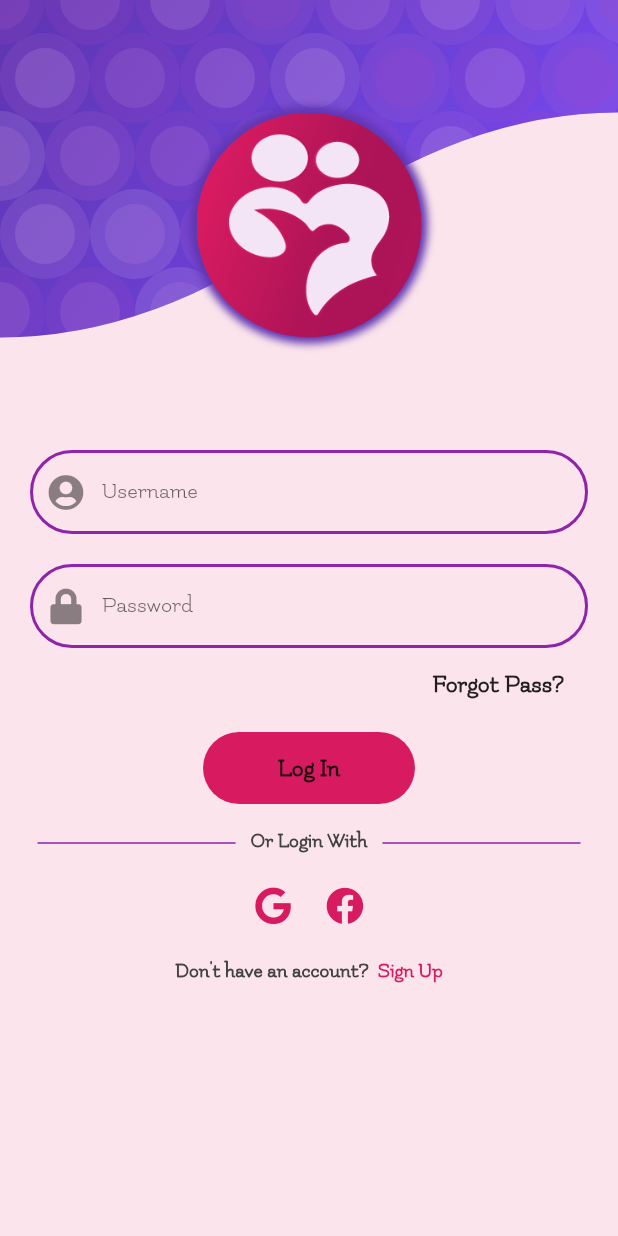
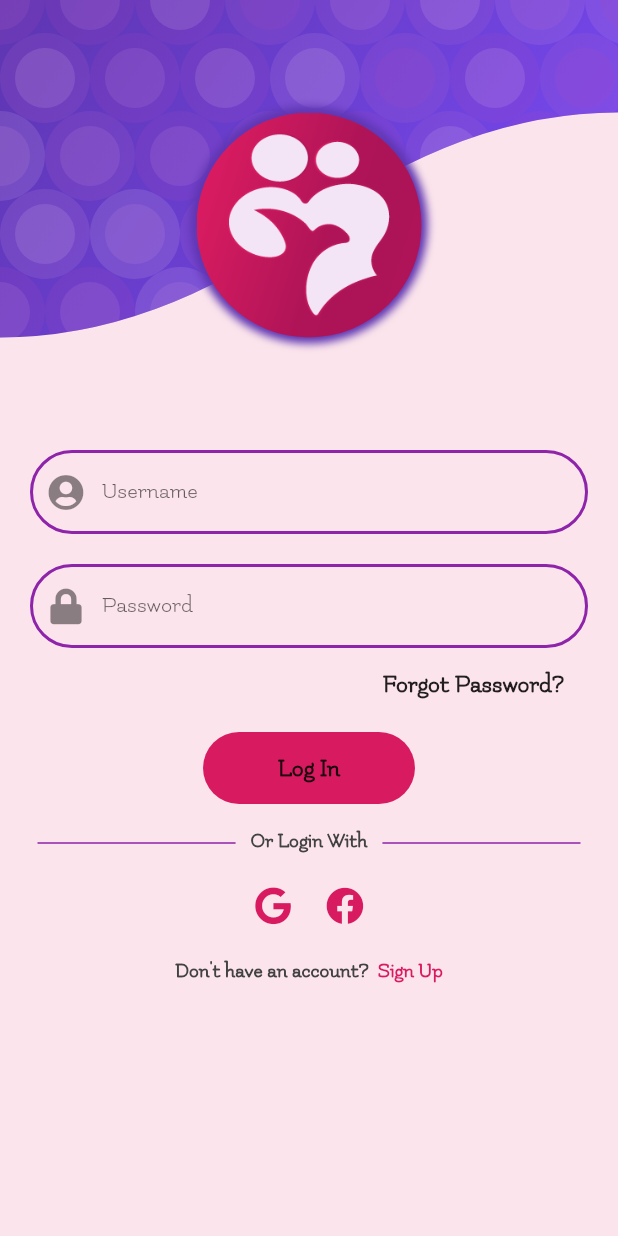
Before and after one commit to Devileygit/Devileygit, a Flutter app: the screen it shows after launch, on a phone screen of 412 x 824 dp. Run offline on Flutter 3.47's test engine with Material 2 defaults, Android fonts, the phone set to English and light mode, and no system bars; our stand-ins replace bottom_navy_bar, cloud_firestore, firebase_auth, firebase_storage, fluttertoast, font_awesome_flutter and 7 more; accounts and stored records are empty.

Commit message:
Seventh commit

```diff
--- a/lib/chat.dart
+++ b/lib/ChatService/chat.dart
@@ -1,8 +1,9 @@
-import 'package:deviley_production/ChaatService/chatpage.dart';
+import 'package:deviley_production/ChatService/chatpage.dart';
 import 'package:flutter/material.dart';
 
 
 class Chat extends StatefulWidget {
+  Chat({Key key}) : super(key: key);
   @override
   _ChatState createState() => _ChatState();
 }
--- a/lib/login.dart
+++ b/lib/login.dart
@@ -1,11 +1,7 @@
-import 'package:cloud_firestore/cloud_firestore.dart';
-import 'package:deviley_production/FirstLoginDetails/name.dart';
 import 'package:deviley_production/fadeinAnimation.dart';
-import 'package:deviley_production/home.dart';
 import 'package:deviley_production/redirect.dart';
 import 'package:deviley_production/register.dart';
 import 'package:deviley_production/services/auth.dart';
-import 'package:firebase_auth/firebase_auth.dart';
 import 'package:flutter/material.dart';
 import 'package:fluttertoast/fluttertoast.dart';
 import 'package:font_awesome_flutter/font_awesome_flutter.dart';
@@ -156,7 +152,7 @@ class _LoginState extends State<Login> {
                           onPressed: () {
                             //todo, forgot pass
                           },
-                          child: Text('Forgot Pass?'),
+                          child: Text('Forgot Password?'),
                           splashColor: Colors.transparent,
                           highlightColor: Colors.pink[50],
                           shape: RoundedRectangleBorder(
--- a/lib/main.dart
+++ b/lib/main.dart
@@ -1,3 +1,4 @@
+import 'package:deviley_production/home.dart';
 import 'package:deviley_production/login.dart';
 import 'package:deviley_production/redirect.dart';
 import 'package:deviley_production/services/auth.dart';
@@ -7,7 +8,7 @@ import 'package:flutter/material.dart';
 import 'package:provider/provider.dart';
 
 void main() {
-    runApp(RunApp());
+  runApp(RunApp());
 }
 
 class RunApp extends StatelessWidget {
@@ -16,7 +17,7 @@ class RunApp extends StatelessWidget {
     return StreamProvider<FirebaseUser>.value(
       value: AuthService().user,
       child: MaterialApp(
-        builder: (context,child){
+        builder: (context, child) {
           return ScrollConfiguration(
             behavior: MyBehavior(),
             child: child,
@@ -31,16 +32,36 @@ class RunApp extends StatelessWidget {
             fontFamily: 'Flamenco',
             buttonTheme: ButtonThemeData(minWidth: 5),
             snackBarTheme: SnackBarThemeData(
-              backgroundColor: Colors.deepPurple[500],
-              contentTextStyle: TextStyle(color: Colors.grey[100],fontFamily:'Flamenco',fontWeight: FontWeight.bold )
-            ),
+                backgroundColor: Colors.deepPurple[500],
+                contentTextStyle: TextStyle(
+                    color: Colors.grey[100],
+                    fontFamily: 'Flamenco',
+                    fontWeight: FontWeight.bold)),
             textTheme: TextTheme(
-                display1: TextStyle(color: Colors.grey[800],height: 1.4,fontWeight: FontWeight.bold),
-                display2: TextStyle(color: Colors.grey[800],height: 1.4,fontWeight: FontWeight.bold),
-                display3: TextStyle(color: Colors.grey[800],height: 1.4,fontWeight: FontWeight.bold),
-                display4: TextStyle(color: Colors.grey[800],height: 1.4,fontWeight: FontWeight.bold),
-                body1: TextStyle(color: Colors.grey[800],height: 1.4,fontWeight: FontWeight.bold),
-                body2: TextStyle(color: Colors.grey[800],height: 1.4,fontWeight: FontWeight.bold),
+                headline4: TextStyle(
+                    color: Colors.grey[800],
+                    height: 1.4,
+                    fontWeight: FontWeight.bold),
+                headline3: TextStyle(
+                    color: Colors.grey[800],
+                    height: 1.4,
+                    fontWeight: FontWeight.bold),
+                headline2: TextStyle(
+                    color: Colors.grey[800],
+                    height: 1.4,
+                    fontWeight: FontWeight.bold),
+                headline1: TextStyle(
+                    color: Colors.grey[800],
+                    height: 1.4,
+                    fontWeight: FontWeight.bold),
+                bodyText2: TextStyle(
+                    color: Colors.grey[800],
+                    height: 1.4,
+                    fontWeight: FontWeight.bold),
+                bodyText1: TextStyle(
+                    color: Colors.grey[800],
+                    height: 1.4,
+                    fontWeight: FontWeight.bold),
                 button: TextStyle(
                     color: Colors.grey[800],
                     fontSize: 17,
@@ -57,17 +78,23 @@ class MyApp extends StatefulWidget {
 }
 
 class _MyAppState extends State<MyApp> {
+  bool userLoggedIn;
+
+  @override
+  void initState() {
+    // TODO: implement initState
+    super.initState();
+  }
+
   @override
   Widget build(BuildContext context) {
-    final user = Provider.of<FirebaseUser>(context);
-    if (user == null) {
-      return Login();
+    if (userLoggedIn == true) {
+      return Home();
     } else {
       return Redirect();
     }
   }
 }
-
 
 class MyBehavior extends ScrollBehavior {
   @override
--- a/lib/redirect.dart
+++ b/lib/redirect.dart
@@ -1,10 +1,11 @@
 import 'package:cloud_firestore/cloud_firestore.dart';
 import 'package:deviley_production/FirstLoginDetails/name.dart';
-import 'package:deviley_production/services/via.dart';
+import 'package:deviley_production/login.dart';
+import 'package:deviley_production/main.dart';
+import 'package:deviley_production/services/sharedprefs.dart';
 import 'package:firebase_auth/firebase_auth.dart';
 import 'package:flutter/material.dart';
 import 'package:provider/provider.dart';
-import 'package:async/async.dart';
 
 import 'home.dart';
 
@@ -13,46 +14,59 @@ class Redirect extends StatefulWidget {
   _RedirectState createState() => _RedirectState();
 }
 
-class _RedirectState extends State<Redirect> with AutomaticKeepAliveClientMixin<Redirect> {
-
-  @override
-  bool get wantKeepAlive => true;
+class _RedirectState extends State<Redirect> {
+  bool userLoggedIn;
 
   Future queryCheck(FirebaseUser user) async {
-    final AsyncMemoizer _asyncMemoizer = AsyncMemoizer();
-
-    return _asyncMemoizer.runOnce(() async{
     QuerySnapshot query = await Firestore.instance
         .collection('users')
         .where('id', isEqualTo: user.uid)
         .getDocuments();
     List<DocumentSnapshot> documents = query.documents;
 
-
     if (documents.length == 0) {
       return 1;
     } else {
       return null;
     }
-    });
-
-
   }
 
+  @override
+  void initState() {
+    // TODO: implement initState
+    super.initState();
+    getUserLoggedInState();
+  }
+
+  getUserLoggedInState() async {
+    await SharedPrefs.getUserLoggedInSharedPreference().then((value) {
+      setState(() {
+        userLoggedIn = value;
+      });
+    });
+  }
 
   @override
   Widget build(BuildContext context) {
-    super.build(context);
     final user = Provider.of<FirebaseUser>(context);
 
     return Scaffold(
-      body: FutureBuilder<dynamic>(
+      body: Container(
+          child: userLoggedIn == true
+              ? Home()
+              : (user != null
+                  ? FutureBuilder<dynamic>(
                       future: queryCheck(user),
-          builder: (BuildContext context, AsyncSnapshot<dynamic> snapshot) {
+                      builder: (BuildContext context,
+                          AsyncSnapshot<dynamic> snapshot) {
                         if (snapshot.connectionState == ConnectionState.done) {
                           print(user.email);
                           if (snapshot.data == null) {
                             print(snapshot.data);
+                            SharedPrefs.saveUserLoggedInSharedPreference(true);
+                            SharedPrefs.saveUserIdSharedPreference(user.uid);
+                            SharedPrefs.saveUserEmailIdSharedPreference(
+                                user.email);
                             return Home();
                           } else {
                             print(snapshot.data);
@@ -63,11 +77,8 @@ class _RedirectState extends State<Redirect> with AutomaticKeepAliveClientMixin<
                             child: Center(child: CircularProgressIndicator()),
                           );
                         }
-          }),
+                      })
+                  : Login())),
     );
-
-
-
-
   }
 }
--- /dev/null
+++ b/lib/services/sharedprefs.dart
@@ -0,0 +1,44 @@
+import 'package:shared_preferences/shared_preferences.dart';
+
+class SharedPrefs {
+  static String sharedPreferencesUserLoggedInKey = "ISLOGGEDIN";
+  static String sharedPreferencesUserIdKey = "USERIDKEY";
+  static String sharedPreferencesUserEmailIdKey = "USEREMAILIDKEY";
+
+  //save
+  static Future<bool> saveUserLoggedInSharedPreference(
+      bool isUserLoggedIn) async {
+    SharedPreferences preferences = await SharedPreferences.getInstance();
+    return await preferences.setBool(
+        sharedPreferencesUserLoggedInKey, isUserLoggedIn);
+  }
+
+  static Future<bool> saveUserIdSharedPreference(String userId) async {
+    SharedPreferences preferences = await SharedPreferences.getInstance();
+    return await preferences.setString(sharedPreferencesUserIdKey, userId);
+  }
+
+  static Future<bool> saveUserEmailIdSharedPreference(
+      String userEmailId) async {
+    SharedPreferences preferences = await SharedPreferences.getInstance();
+    return await preferences.setString(
+        sharedPreferencesUserEmailIdKey, userEmailId);
+  }
+
+  //get
+
+  static Future<bool> getUserLoggedInSharedPreference() async {
+    SharedPreferences preferences = await SharedPreferences.getInstance();
+    return preferences.getBool(sharedPreferencesUserLoggedInKey);
+  }
+
+  static Future<String> getUserIdSharedPreference() async {
+    SharedPreferences preferences = await SharedPreferences.getInstance();
+    return preferences.getString(sharedPreferencesUserIdKey);
+  }
+
+  static Future<String> getUserEmailIdSharedPreference() async {
+    SharedPreferences preferences = await SharedPreferences.getInstance();
+    return preferences.getString(sharedPreferencesUserEmailIdKey);
+  }
+}
--- a/pubspec.yaml
+++ b/pubspec.yaml
@@ -37,6 +37,7 @@ dependencies:
   image_cropper: ^1.2.1
   cached_network_image: ^2.1.0+1
   photo_view: ^0.9.2
+  shared_preferences: '>=0.5.7+2 <2.0.0'
 
 dev_dependencies:
   flutter_test:
```
Also changed, not shown: lib/ChaatService/chatpage.dart (deleted, +0 -13 lines), lib/ChatService/chatpage.dart (added, +79 -0 lines), lib/home.dart (+19 -4 lines), lib/homepage.dart (+82 -45 lines), lib/peerprofile.dart (+61 -62 lines), lib/services/auth.dart (+7 -0 lines), lib/services/databse.dart (added, +40 -0 lines), lib/services/firestoredataupload.dart (+10 -6 lines), lib/services/via.dart (deleted, +0 -30 lines), pubspec.lock. Lines whose indentation alone changed are shown as unchanged.
